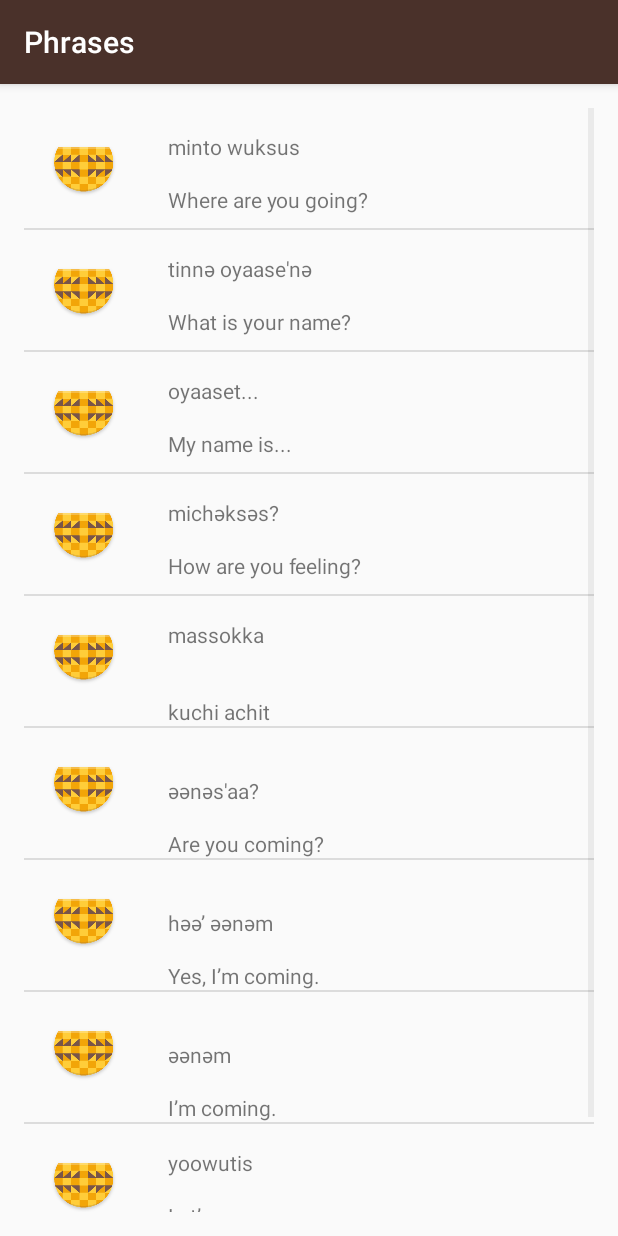
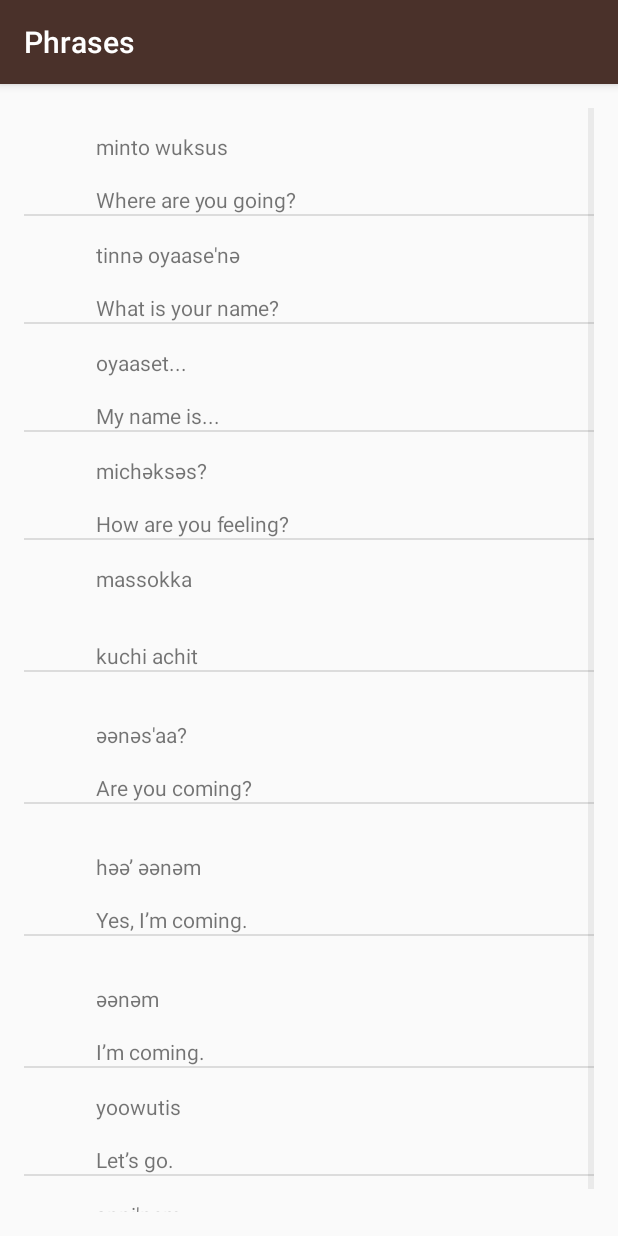
Before and after one commit to istewart13/miwok, an Android app: the PhrasesActivity screen opened directly, with no data from a screen before it, on a phone screen of 412 x 824 dp. Run offline under Robolectric (Android 15) with nearby library versions, the phone set to English and light mode, and no system bars.

Commit message:
Update WordAdapter to use image

```diff
--- a/app/src/main/java/com/example/android/miwok/WordAdapter.java
+++ b/app/src/main/java/com/example/android/miwok/WordAdapter.java
@@ -8,6 +8,7 @@ import android.view.LayoutInflater;
 import android.view.View;
 import android.view.ViewGroup;
 import android.widget.ArrayAdapter;
+import android.widget.ImageView;
 import android.widget.TextView;
 
 import java.util.ArrayList;
@@ -39,6 +40,9 @@ public class WordAdapter extends ArrayAdapter<Word> {
         TextView miwokTranslationTextView = (TextView) listItemView.findViewById(R.id.miwok_text_view);
         miwokTranslationTextView.setText(currentWord.getMiwokTranslation());
 
+        ImageView translationImageView = (ImageView) listItemView.findViewById(R.id.image);
+        translationImageView.setImageResource(currentWord.getImageResourceID());
+
         return listItemView;
     }
 }
```
